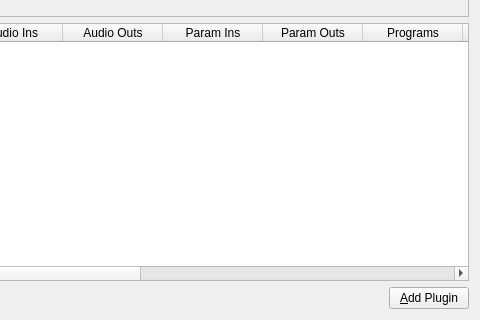
Before: the Qt Designer form resources/ui/carla_database.ui in falkTX/Carla, drawn with Qt 5; both pictures show x 449 to 929 and y 245 to 565 of the 929 by 565 pixel window.
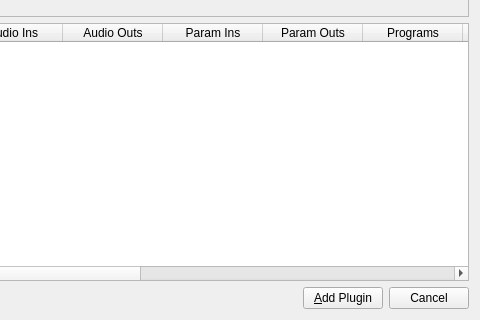
After: the same form once the commit is applied. Icons and pictures are not drawn.

Commit message: Add cancel button to add-plugin dialog Closes #343

The edit to the form file:
```diff
--- a/resources/ui/carla_database.ui
+++ b/resources/ui/carla_database.ui
@@ -339,6 +339,17 @@
        </property>
       </widget>
      </item>
+     <item>
+      <widget class="QPushButton" name="b_cancel">
+       <property name="text">
+        <string>Cancel</string>
+       </property>
+       <property name="icon">
+        <iconset resource="../resources.qrc">
+         <normaloff>:/16x16/dialog-cancel.png</normaloff>:/16x16/dialog-cancel.png</iconset>
+       </property>
+      </widget>
+     </item>
     </layout>
    </item>
   </layout>
```
The commit also changes 3 other files.
